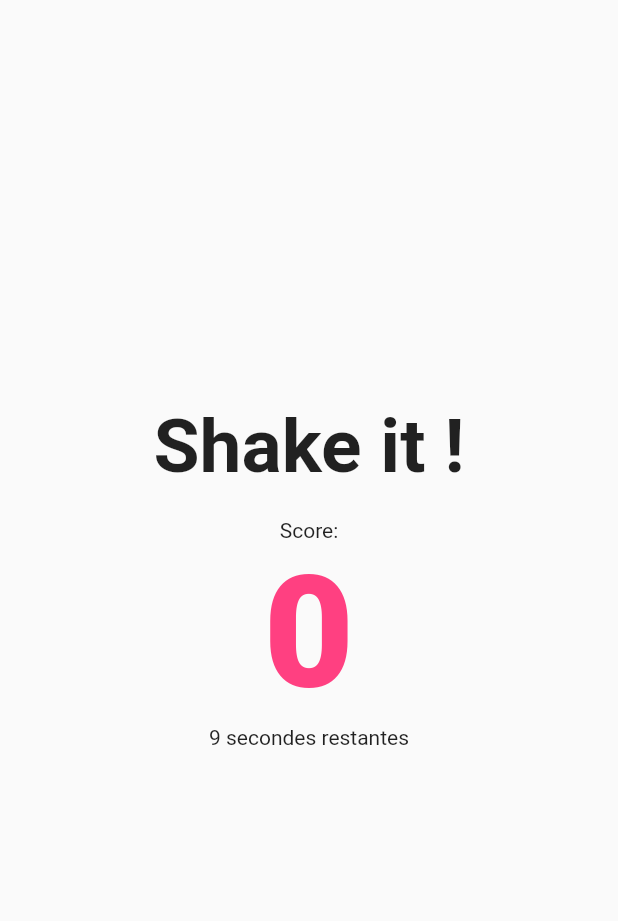
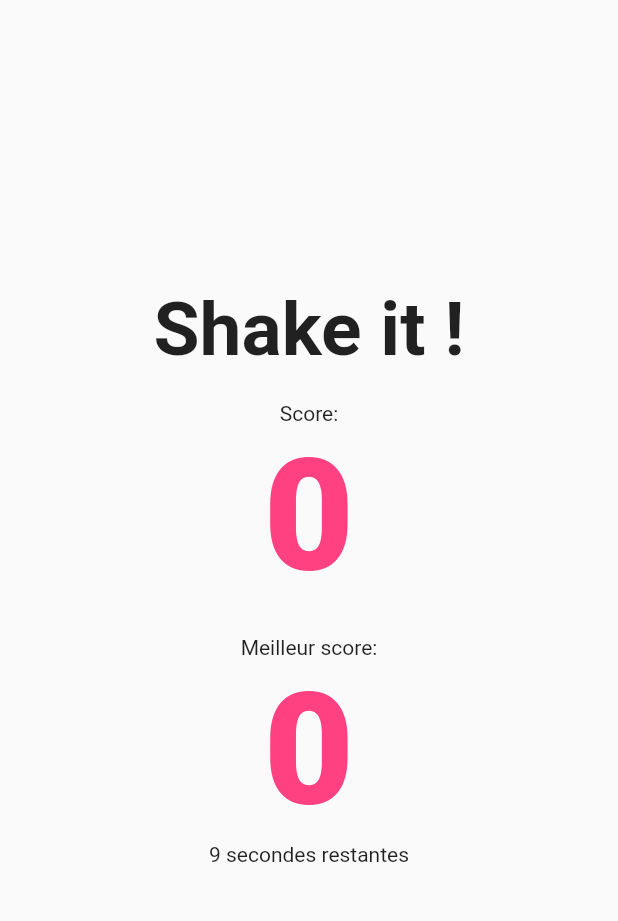
Before and after one commit to fuckthisgroupe/fuckthis, a Flutter app: the Game screen opened by its route, after a tap on "Start", on a phone screen of 412 x 824 dp, the part 84-1005 px from its top. Run offline on Flutter 3.47's test engine with Material 2 defaults, Android fonts, the phone set to English and light mode, and no system bars; our stand-ins replace firebase_auth, google_sign_in, sensors, shared_preferences; accounts and stored records are empty.

Commit message:
Meilleur score locale

```diff
--- a/lib/game.dart
+++ b/lib/game.dart
@@ -1,9 +1,11 @@
 import 'dart:async';
 
+import 'package:firebase_auth/firebase_auth.dart';
 import 'package:flutter/cupertino.dart';
 import 'package:flutter/material.dart';
 import 'package:flutter/widgets.dart';
 import 'package:sensors/sensors.dart';
+import 'package:shared_preferences/shared_preferences.dart';
 
 class Game extends StatefulWidget {
   @override
@@ -12,12 +14,13 @@ class Game extends StatefulWidget {
 
 class _FlutterGameState extends State<Game>
     with SingleTickerProviderStateMixin {
-
   bool _img1 = false;
   bool _img2 = false;
   int _shakeCounter;
   bool hide = false;
   bool _isTime = false;
+
+  int localScore;
 
   @override
   Widget build(BuildContext context) {
@@ -65,7 +68,12 @@ class _FlutterGameState extends State<Game>
     });
   }
 
+
+
   Scaffold _buildGameScaffold() {
+    _read().then( (int x) {
+      localScore = x;
+    });
     return new Scaffold(
         appBar: AppBar(
           title: Image(
@@ -127,6 +135,20 @@ class _FlutterGameState extends State<Game>
                   )
                 : Text(""),
             Container(
+              margin: const EdgeInsets.only(top: 18),
+              child: _shakeCounter != null ? Text("Meilleur score:") : Text(""),
+            ),
+            _shakeCounter != null
+                ? Text(
+                    "$localScore",
+                    style: TextStyle(
+                      fontSize: 104.0,
+                      fontWeight: FontWeight.w900,
+                      color: Colors.pinkAccent,
+                    ),
+                  )
+                : Text(""),
+            Container(
               child: Visibility(
                 visible: _isTime,
                 child: Text("$_start secondes restantes"),
@@ -166,9 +188,38 @@ class _FlutterGameState extends State<Game>
                 _isTime = false;
                 _img1 = false;
                 _img2 = false;
+                _save();
+                _read();
               } else {
                 _start = _start - 1;
               }
             }));
   }
+
+  void _localPersist(int score) {
+    print("localpersist : ");
   }
+
+    Future<int> _read() async {
+    final prefs = await SharedPreferences.getInstance();
+    final key = 'my_int_key';
+    final value = prefs.getInt(key) ?? 0;
+    print('read: $value');
+    return value;
+
+  }
+
+
+  _save() async {
+
+    if(_shakeCounter > await _read()){
+      final prefs = await SharedPreferences.getInstance();
+      final key = 'my_int_key';
+      localScore = _shakeCounter;
+      final value = _shakeCounter;
+      prefs.setInt(key, value);
+      print('saved $value');
+    }
+
+  }
+}
--- a/lib/loginpage.dart
+++ b/lib/loginpage.dart
@@ -9,6 +9,8 @@ class LoginPage extends StatefulWidget{
 class _LoginPageSate extends State<LoginPage>{
   String _email;
   String   _password;
+  int score;
+
   //google sign
   GoogleSignIn googleauth = new GoogleSignIn();
   final formkey=new GlobalKey<FormState>();
@@ -27,13 +29,13 @@ class _LoginPageSate extends State<LoginPage>{
     if (checkFields()){
       FirebaseAuth.instance.signInWithEmailAndPassword(email: _email, password: _password)
           .then((user){
-        print("signed in as ${user.uid}");
-        Navigator.of(context).pushReplacementNamed('/userpage');
+        Navigator.of(context).pushReplacementNamed('/game');
       }).catchError((e){
         print(e);
       });
     }
   }
+
 
   @override
   Widget build(BuildContext context) {
--- a/lib/signup.dart
+++ b/lib/signup.dart
@@ -28,7 +28,7 @@ class _SignupPageSate extends State<SignUpPage>{
         print('signed in as ${user.uid}');
 
         Navigator.of(context).pop();
-        Navigator.of(context).pushNamed('/userpage');
+        Navigator.of(context).pushNamed('/game');
       }).catchError((e){
         print(e);
       });
--- a/pubspec.yaml
+++ b/pubspec.yaml
@@ -20,6 +20,7 @@ dependencies:
  # cloud_firestore:
   flutter:
     sdk: flutter
+  shared_preferences: ^0.4.3
 
 
 
```
Lines whose indentation alone changed are shown as unchanged.
